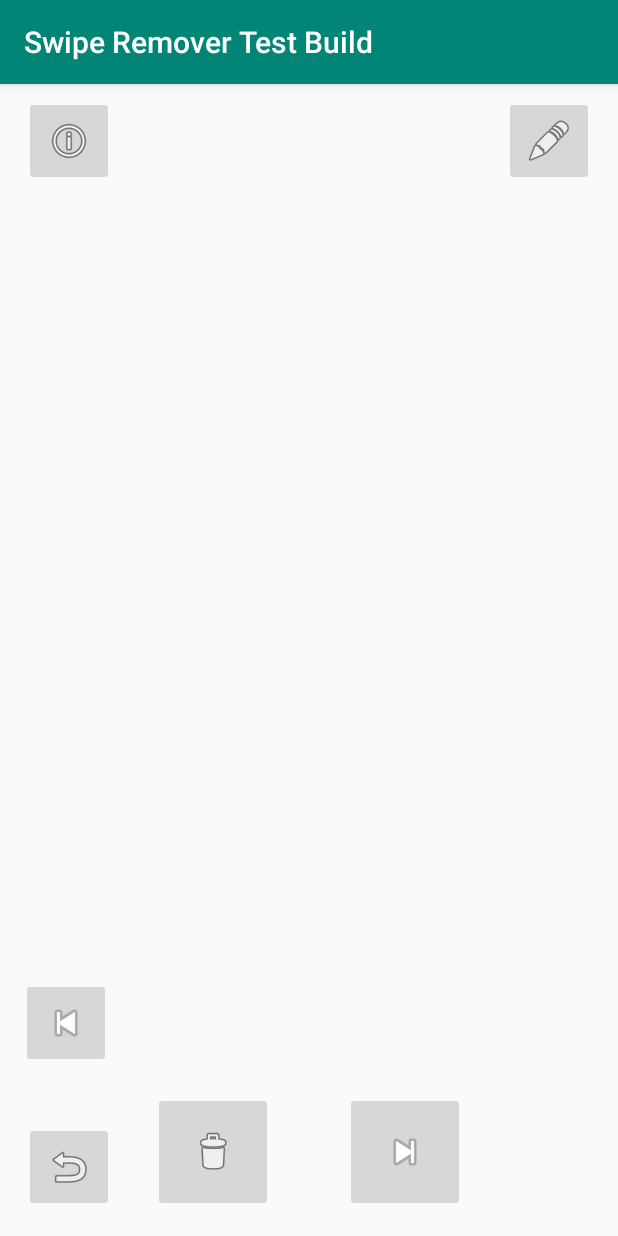
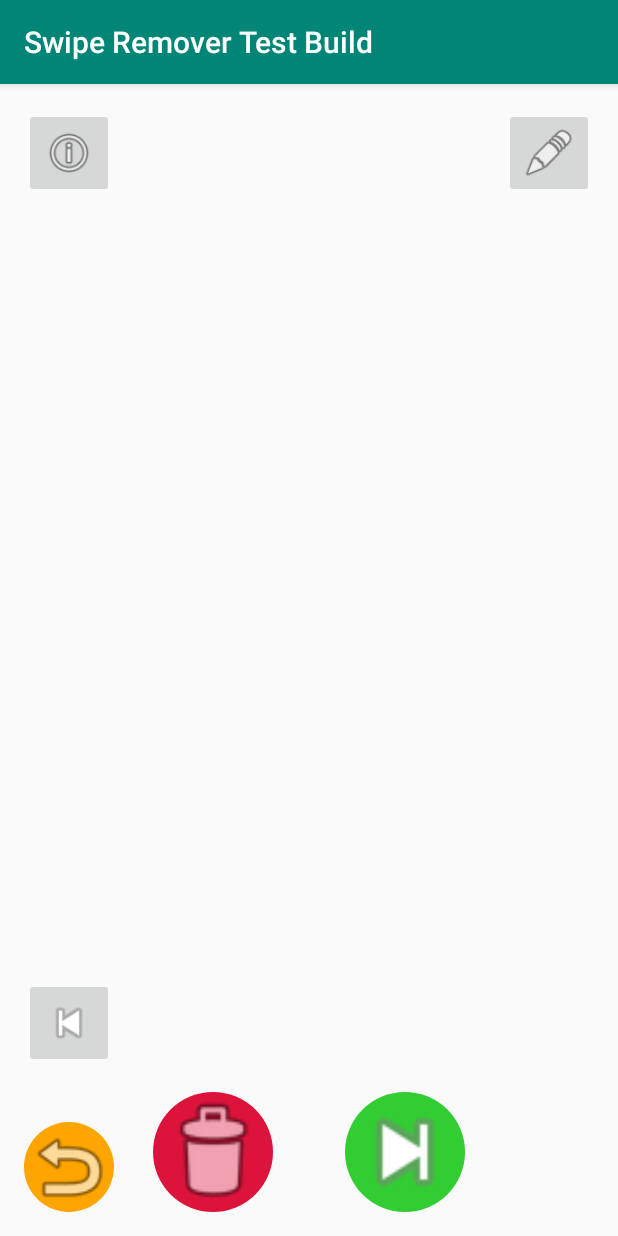
Before and after one commit to JesseRGit/media_swipe_remover, an Android app: the screen it shows after launch (MainActivity), on a phone screen of 412 x 824 dp. Run offline under Robolectric (Android 15) with nearby library versions, the phone set to English and light mode, and no system bars.

Commit message:
Drawer files added for undo,keep and delete buttons

```diff
--- /dev/null
+++ b/SwipeRemoverTestBuild/app/src/main/res/drawable/button_delete_media.xml
@@ -0,0 +1,10 @@
+<?xml version="1.0" encoding="utf-8"?>
+<selector xmlns:android="http://schemas.android.com/apk/res/android">
+    <item>
+        <shape android:shape="oval">
+            <size android:width="200dp"
+                  android:height="200dp"/>
+            <solid android:color="@color/redDelete"/>
+        </shape>
+    </item>
+</selector>
--- /dev/null
+++ b/SwipeRemoverTestBuild/app/src/main/res/drawable/button_keep_media.xml
@@ -0,0 +1,10 @@
+<?xml version="1.0" encoding="utf-8"?>
+<selector xmlns:android="http://schemas.android.com/apk/res/android">
+    <item>
+        <shape android:shape="oval">
+            <size android:width="200dp"
+                  android:height="200dp"/>
+            <solid android:color="@color/greenKeep"/>
+        </shape>
+    </item>
+</selector>
--- /dev/null
+++ b/SwipeRemoverTestBuild/app/src/main/res/drawable/button_undo.xml
@@ -0,0 +1,10 @@
+<?xml version="1.0" encoding="utf-8"?>
+<selector xmlns:android="http://schemas.android.com/apk/res/android">
+    <item>
+        <shape android:shape="oval">
+            <size android:width="100dp"
+                  android:height="100dp"/>
+            <solid android:color="@color/orangeUndo"/>
+        </shape>
+    </item>
+</selector>
--- /dev/null
+++ b/SwipeRemoverTestBuild/app/src/main/res/drawable/button_unpressable.xml
@@ -0,0 +1,10 @@
+<?xml version="1.0" encoding="utf-8"?>
+<selector xmlns:android="http://schemas.android.com/apk/res/android">
+    <item>
+        <shape android:shape="oval">
+            <size android:width="100dp"
+                  android:height="100dp"/>
+            <solid android:color="@color/greyUnpressable"/>
+        </shape>
+    </item>
+</selector>
--- a/SwipeRemoverTestBuild/app/src/main/res/layout/activity_main.xml
+++ b/SwipeRemoverTestBuild/app/src/main/res/layout/activity_main.xml
@@ -14,7 +14,10 @@
             app:layout_constraintBottom_toBottomOf="parent"
             android:layout_marginBottom="16dp"
             app:layout_constraintStart_toStartOf="parent" android:layout_marginStart="90dp"
-            app:layout_constraintEnd_toStartOf="@+id/imageButton_KeepMedia" android:layout_marginEnd="16dp"/>
+            app:layout_constraintEnd_toStartOf="@+id/imageButton_KeepMedia" android:layout_marginEnd="16dp"
+            android:contentDescription="@string/but_del"
+            android:background="@drawable/button_delete_media"
+            android:scaleType="centerCrop"/>
     <ImageButton
             android:layout_width="80sp"
             android:layout_height="80sp" app:srcCompat="@android:drawable/ic_media_next"
@@ -22,41 +25,49 @@
             app:layout_constraintBottom_toBottomOf="parent"
             android:layout_marginBottom="16dp"
             app:layout_constraintEnd_toEndOf="parent" android:layout_marginEnd="90dp"
-            app:layout_constraintStart_toEndOf="@+id/imageButton_DeleteMedia" android:layout_marginStart="19dp"/>
+            app:layout_constraintStart_toEndOf="@+id/imageButton_DeleteMedia" android:layout_marginStart="19dp"
+            android:contentDescription="@string/but_keep"
+            android:background="@drawable/button_keep_media"
+            android:scaleType="fitCenter"/>
     <ImageButton
             android:layout_width="60sp"
             android:layout_height="60sp" app:srcCompat="@android:drawable/ic_menu_revert"
-            android:id="@+id/imageButton_RevertDeleteMedia"
+            android:id="@+id/imageButton_UndoDeleteMedia"
             app:layout_constraintStart_toStartOf="parent"
             app:layout_constraintBottom_toBottomOf="parent" android:layout_marginStart="16dp"
             android:layout_marginBottom="16dp"
-    />
+            android:contentDescription="@string/but_undo"
+            android:background="@drawable/button_undo" android:scaleType="fitCenter"/>
     <ImageView
             android:layout_width="0dp"
-            android:layout_height="0dp" tools:srcCompat="@tools:sample/avatars[11]"
+            tools:srcCompat="@tools:sample/avatars[11]"
             android:id="@+id/imageView_MainMedia"
-            app:layout_constraintTop_toTopOf="parent"
-            android:layout_marginTop="8dp" app:layout_constraintStart_toStartOf="parent"
-            android:layout_marginStart="16dp" app:layout_constraintEnd_toEndOf="parent"
-            android:layout_marginEnd="16dp" android:layout_marginBottom="16dp"
-            app:layout_constraintBottom_toTopOf="@+id/imageButton_DeleteMedia"/>
+            android:contentDescription="@string/img_main"
+            app:layout_constraintEnd_toEndOf="parent" app:layout_constraintStart_toStartOf="parent"
+            android:layout_marginStart="16dp" android:layout_marginEnd="16dp" android:layout_height="0dp"
+            android:layout_marginBottom="16dp" app:layout_constraintBottom_toTopOf="@+id/imageButton_DeleteMedia"
+            android:layout_marginTop="16dp" app:layout_constraintTop_toTopOf="parent"/>
     <ImageButton
             android:layout_width="60sp"
             android:layout_height="60sp" app:srcCompat="@android:drawable/ic_menu_info_details"
             android:id="@+id/imageButton_ShowMediaInfo"
             app:layout_constraintTop_toTopOf="parent"
-            android:layout_marginTop="8dp" app:layout_constraintStart_toStartOf="parent"
-            android:layout_marginStart="16dp"/>
+            android:layout_marginTop="16dp" app:layout_constraintStart_toStartOf="parent"
+            android:layout_marginStart="16dp" android:contentDescription="@string/but_show_info"
+            android:scaleType="fitCenter"/>
     <ImageButton
             android:layout_width="60sp"
             android:layout_height="60sp" app:srcCompat="@android:drawable/ic_menu_edit"
             android:id="@+id/imageButton_EditMedia"
             app:layout_constraintTop_toTopOf="parent"
-            android:layout_marginTop="8dp" app:layout_constraintEnd_toEndOf="parent" android:layout_marginEnd="16dp"/>
+            android:layout_marginTop="16dp" app:layout_constraintEnd_toEndOf="parent" android:layout_marginEnd="16dp"
+            android:contentDescription="@string/but_edit" android:scaleType="fitCenter"/>
     <ImageButton
             android:layout_width="60sp"
             android:layout_height="60sp" app:srcCompat="@android:drawable/ic_media_previous"
             android:id="@+id/imageButton_PreviousMedia"
-            app:layout_constraintStart_toStartOf="parent" android:layout_marginStart="14dp"
-            app:layout_constraintBottom_toTopOf="@+id/imageButton_DeleteMedia" android:layout_marginBottom="16dp"/>
+            app:layout_constraintStart_toStartOf="parent" android:layout_marginStart="16dp"
+            app:layout_constraintBottom_toTopOf="@+id/imageButton_DeleteMedia"
+            android:layout_marginBottom="16dp" android:contentDescription="@string/but_previous"
+            android:scaleType="fitCenter"/>
 </android.support.constraint.ConstraintLayout>
--- a/SwipeRemoverTestBuild/app/src/main/res/values/colors.xml
+++ b/SwipeRemoverTestBuild/app/src/main/res/values/colors.xml
@@ -3,4 +3,8 @@
     <color name="colorPrimary">#008577</color>
     <color name="colorPrimaryDark">#00574B</color>
     <color name="colorAccent">#D81B60</color>
+    <color name="redDelete">#DC143C</color>
+    <color name="greenKeep">#32CD32</color>
+    <color name="orangeUndo">#FFA500</color>
+    <color name="greyUnpressable">#A9A9A9</color>
 </resources>
--- a/SwipeRemoverTestBuild/app/src/main/res/values/strings.xml
+++ b/SwipeRemoverTestBuild/app/src/main/res/values/strings.xml
@@ -1,3 +1,13 @@
 <resources>
     <string name="app_name">Swipe Remover Test Build</string>
+    <string name="but_keep">Keep media</string>
+    <string name="but_previous">Previous media</string>
+    <string name="but_del">Delete media</string>
+    <string name="but_undo">Undo deletion</string>
+    <string name="but_edit">Edit media</string>
+    <string name="but_show_info">Show media info</string>
+    <string name="but_settings">Show settings</string>
+    <string name="but_find">Search media</string>
+    <string name="img_main">Main image</string>
+
 </resources>
--- a/SwipeRemoverTestBuild/build.gradle
+++ b/SwipeRemoverTestBuild/build.gradle
@@ -7,7 +7,7 @@ buildscript {
         jcenter()
     }
     dependencies {
-        classpath 'com.android.tools.build:gradle:3.2.1'
+        classpath 'com.android.tools.build:gradle:3.3.0'
         classpath "org.jetbrains.kotlin:kotlin-gradle-plugin:$kotlin_version"
 
         // NOTE: Do not place your application dependencies here; they belong
```
Also changed, not shown: SwipeRemoverTestBuild/gradle/wrapper/gradle-wrapper.properties, 1 other file.
